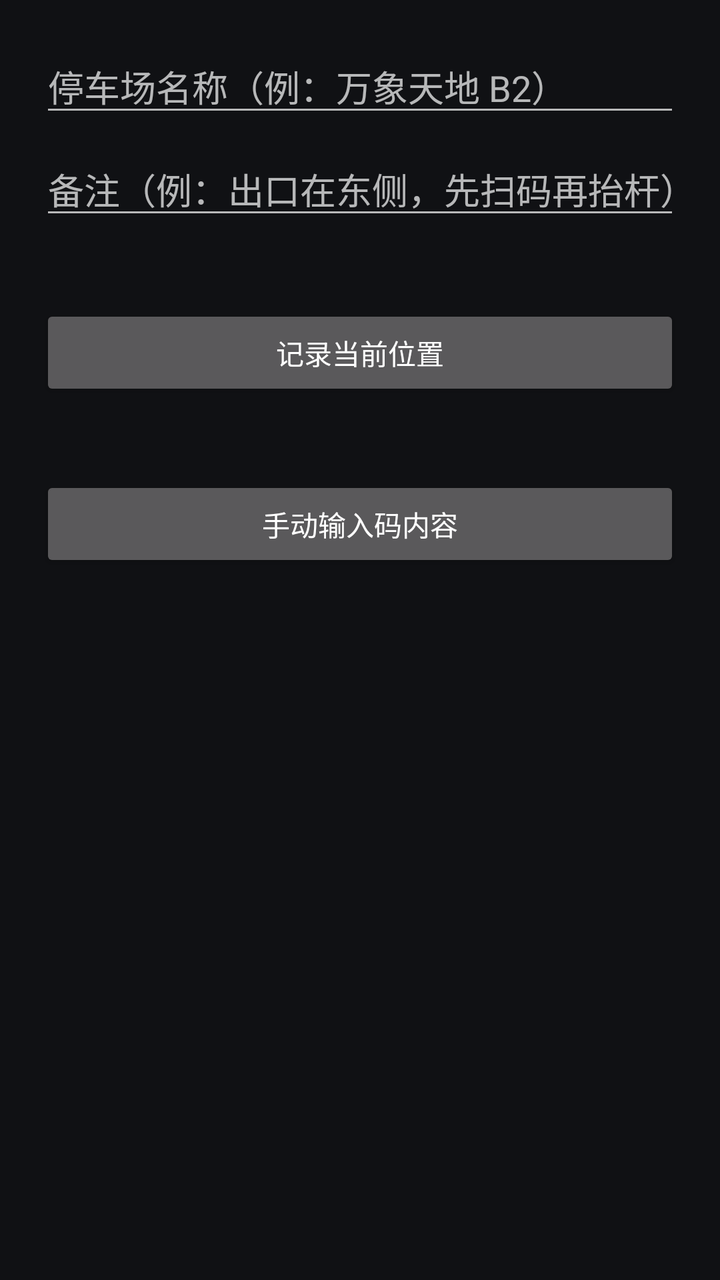
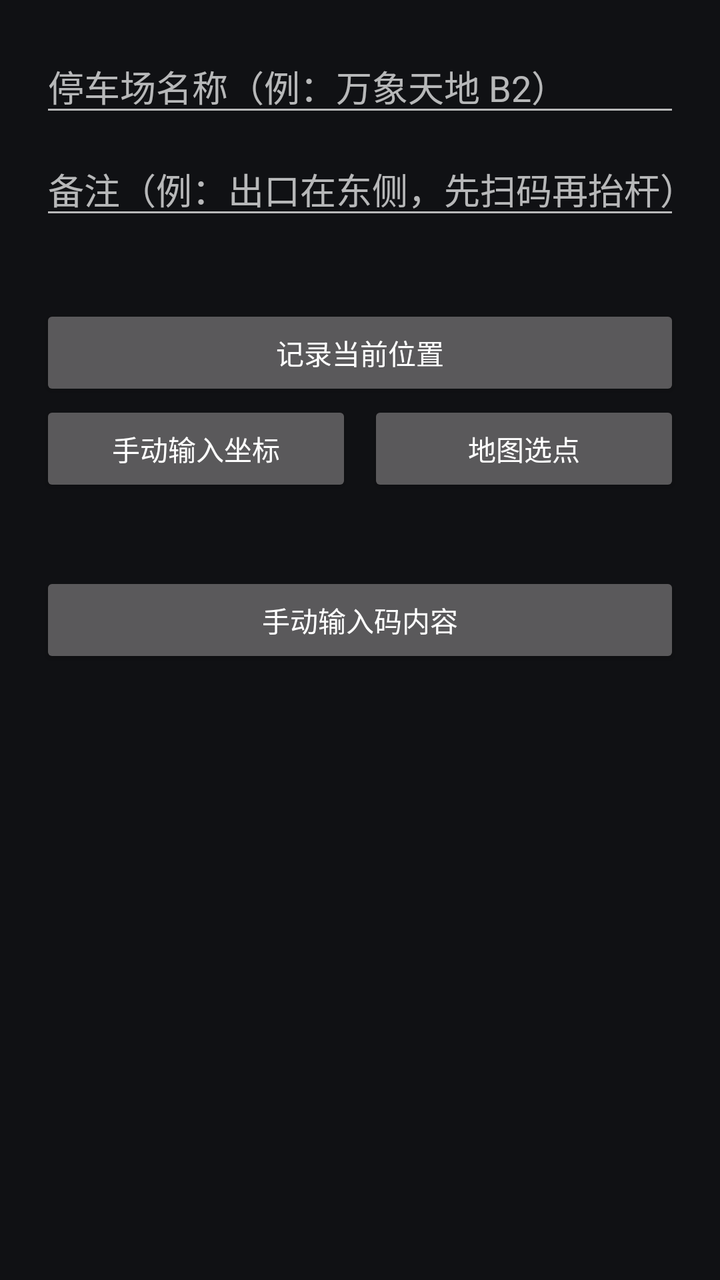

An Android layout rendered at two revisions. The XML below is the earlier revision; the diff shows what the commit changed to produce the second picture.
<!-- AndroidManifest.xml: application theme Theme.ParkQR -->
<!-- res/layout/dialog_lot.xml -->
<?xml version="1.0" encoding="utf-8"?>
<ScrollView xmlns:android="http://schemas.android.com/apk/res/android"
    android:layout_width="match_parent"
    android:layout_height="wrap_content">

    <LinearLayout
        android:layout_width="match_parent"
        android:layout_height="wrap_content"
        android:orientation="vertical"
        android:padding="20dp">

        <EditText
            android:id="@+id/inName"
            android:layout_width="match_parent"
            android:layout_height="wrap_content"
            android:hint="停车场名称（例：万象天地 B2）"
            android:inputType="text"
            android:maxLines="1" />

        <EditText
            android:id="@+id/inNote"
            android:layout_width="match_parent"
            android:layout_height="wrap_content"
            android:layout_marginTop="8dp"
            android:hint="备注（例：出口在东侧，先扫码再抬杆）"
            android:inputType="text"
            android:maxLines="2" />

        <TextView
            android:id="@+id/locText"
            android:layout_width="match_parent"
            android:layout_height="wrap_content"
            android:layout_marginTop="16dp"
            android:textSize="13sp"
            android:textColor="@color/text_dim" />

        <Button
            android:id="@+id/btnLoc"
            android:layout_width="match_parent"
            android:layout_height="wrap_content"
            android:layout_marginTop="4dp"
            android:text="记录当前位置" />

        <TextView
            android:id="@+id/codeText"
            android:layout_width="match_parent"
            android:layout_height="wrap_content"
            android:layout_marginTop="16dp"
            android:textSize="13sp"
            android:textColor="@color/text_dim" />

        <Button
            android:id="@+id/btnCode"
            android:layout_width="match_parent"
            android:layout_height="wrap_content"
            android:layout_marginTop="4dp"
            android:text="手动输入码内容" />
    </LinearLayout>
</ScrollView>
<!-- resources referenced by this layout -->
<resources>
  <color name="text_dim">#FF8A8F98</color>
  <style name="Theme.ParkQR" parent="Theme.MaterialComponents.NoActionBar">
          <item name="android:windowBackground">@color/bg</item>
          <item name="colorPrimary">@color/accent</item>
          <item name="colorAccent">@color/accent</item>
      </style>
  <color name="bg">#FF101114</color>
  <color name="accent">#FF3B7DED</color>
</resources>

<!-- the commit's change to res/layout/dialog_lot.xml (unified diff, before → after) -->
@@ -41,6 +41,28 @@
             android:layout_marginTop="4dp"
             android:text="记录当前位置" />
 
+        <LinearLayout
+            android:layout_width="match_parent"
+            android:layout_height="wrap_content"
+            android:orientation="horizontal">
+
+            <Button
+                android:id="@+id/btnCoordManual"
+                android:layout_width="0dp"
+                android:layout_height="wrap_content"
+                android:layout_weight="1"
+                android:text="手动输入坐标" />
+
+            <Space android:layout_width="8dp" android:layout_height="1dp" />
+
+            <Button
+                android:id="@+id/btnCoordMap"
+                android:layout_width="0dp"
+                android:layout_height="wrap_content"
+                android:layout_weight="1"
+                android:text="地图选点" />
+        </LinearLayout>
+
         <TextView
             android:id="@+id/codeText"
             android:layout_width="match_parent"
